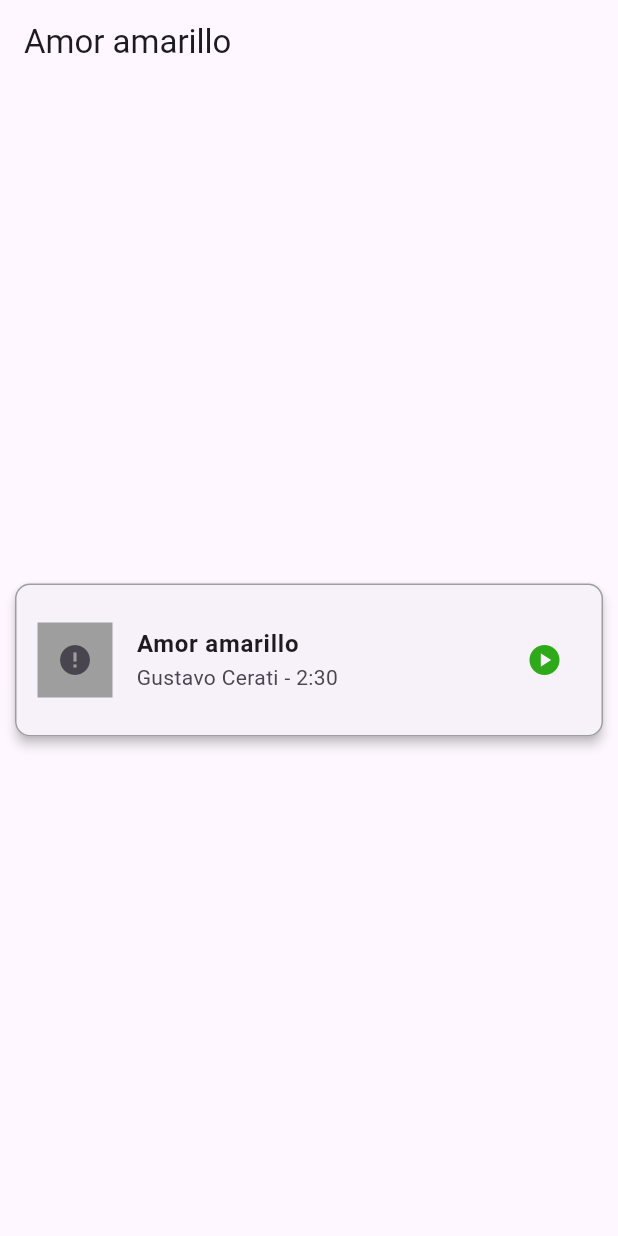
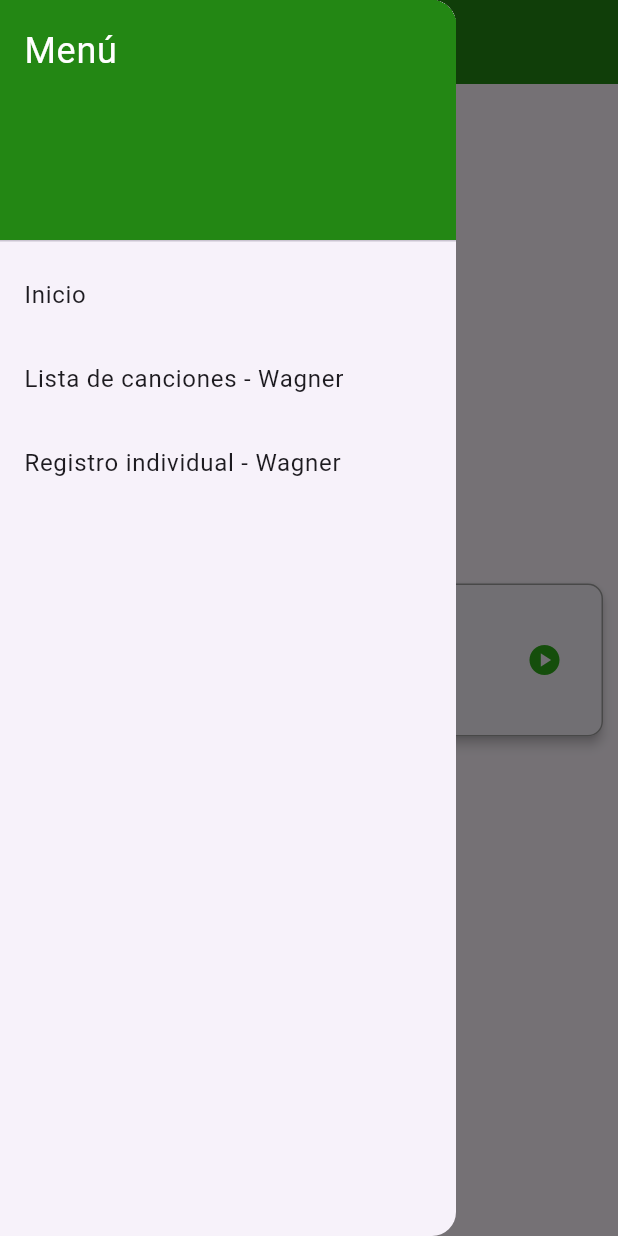
Before and after one commit to WagnerBenjamin99/app-flutter, a Flutter app: the screen it shows after launch, with the side drawer open (before the commit the screen has no drawer), on a phone screen of 412 x 824 dp. Run offline on Flutter 3.47's test engine with Material 3 defaults, Android fonts, the phone set to English and light mode, and no system bars; our stand-ins replace shared_preferences; network calls fail.

Commit message:
Drawer y lista de registros

```diff
--- a/lib/main.dart
+++ b/lib/main.dart
@@ -1,9 +1,9 @@
 import 'package:flutter/material.dart';
 import 'package:flutter_repo_guide/helpers/preferences.dart';
+import 'package:flutter_repo_guide/screens/itemList_screen.dart';
 import 'package:flutter_repo_guide/screens/item_screen.dart';
 
 void main() async {
-  // TODO: Comentar
   WidgetsFlutterBinding.ensureInitialized();
   await Preferences.initShared();
 
@@ -24,6 +24,7 @@ class MyApp extends StatelessWidget {
         initialRoute: 'home',
         routes: {
           'home': (context) => ItemScreen(),
+          'canciones': (context) => SongListScreen(),
         });
   }
 }
--- a/lib/screens/item_screen.dart
+++ b/lib/screens/item_screen.dart
@@ -1,4 +1,5 @@
 import 'package:flutter/material.dart';
+import 'package:flutter_repo_guide/screens/itemList_screen.dart';
 import 'package:flutter_repo_guide/widgets/myCard_Song.dart';
 
 class ItemScreen extends StatelessWidget {
@@ -15,6 +16,54 @@ class ItemScreen extends StatelessWidget {
     return Scaffold(
       appBar: AppBar(
         title: Text(myCard.titulo),
+        backgroundColor: Color.fromRGBO(33, 134, 18, 0.992),
+      ),
+      drawer: Drawer(
+        // Contenido del drawer (menú lateral)
+        child: ListView(
+          padding: EdgeInsets.zero,
+          children: <Widget>[
+            DrawerHeader(
+              decoration: BoxDecoration(
+                color: Color.fromRGBO(33, 134, 18, 0.992),
+              ),
+              child: Text(
+                'Menú',
+                style: TextStyle(
+                  color: Colors.white,
+                  fontSize: 24,
+                ),
+              ),
+            ),
+            ListTile(
+              title: Text('Inicio'),
+              onTap: () {
+                Navigator.push(
+                  context,
+                  MaterialPageRoute(builder: (context) => SongListScreen()),
+                );
+              },
+            ),
+            ListTile(
+              title: Text('Lista de canciones - Wagner'),
+              onTap: () {
+                Navigator.push(
+                  context,
+                  MaterialPageRoute(builder: (context) => SongListScreen()),
+                );
+              },
+            ),
+            ListTile(
+              title: Text('Registro individual - Wagner'),
+              onTap: () {
+                Navigator.push(
+                  context,
+                  MaterialPageRoute(builder: (context) => ItemScreen()),
+                );
+              },
+            ),
+          ],
+        ),
       ),
       body: Center(
         child: myCard,
```
Also changed, not shown: lib/screens/itemList_screen.dart (+60 -6 lines), pubspec.lock.
